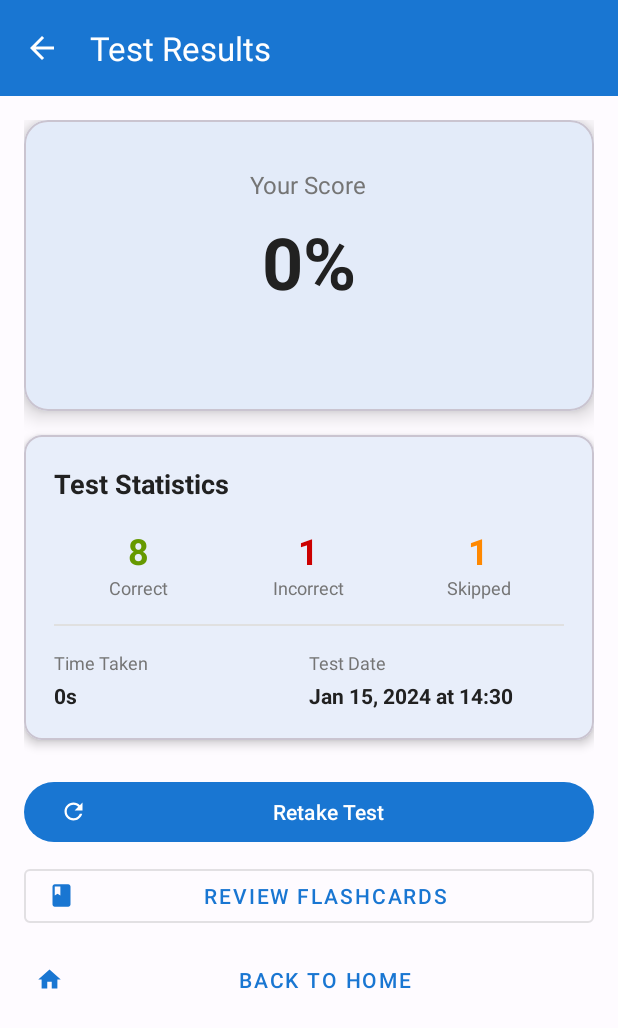
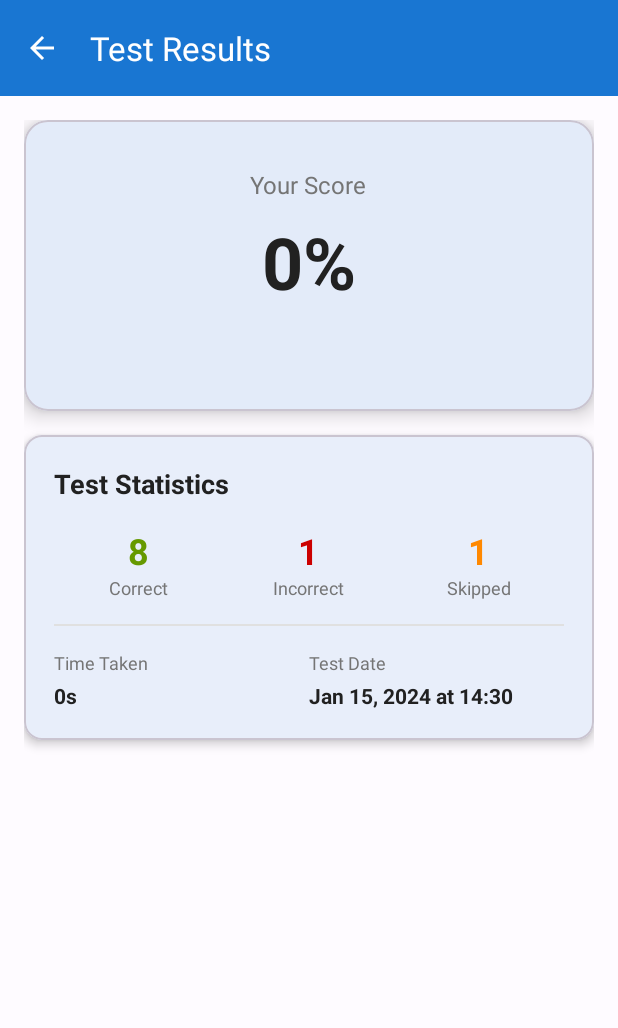
Before and after one commit to SonNVQ/android-quiz-app, an Android app: the TestResultActivity screen opened directly, with no data from a screen before it, on a phone screen of 412 x 824 dp. Shown: the top 1028 px of the screen. Run offline under Robolectric (Android 15) with nearby library versions, the phone set to English and light mode, and no system bars; 13 statements that could not run were skipped.

```diff
--- a/app/src/main/res/layout/activity_test_result.xml
+++ b/app/src/main/res/layout/activity_test_result.xml
@@ -352,6 +352,7 @@
                     android:layout_height="wrap_content"
                     android:layout_marginBottom="8dp"
                     android:text="Retake Test"
+                    android:visibility="invisible"
                     app:icon="@drawable/ic_refresh" />
 
                 <com.google.android.material.button.MaterialButton
@@ -361,6 +362,7 @@
                     android:layout_height="wrap_content"
                     android:layout_marginBottom="8dp"
                     android:text="Review Flashcards"
+                    android:visibility="invisible"
                     app:icon="@drawable/ic_book" />
 
                 <com.google.android.material.button.MaterialButton
@@ -369,6 +371,7 @@
                     android:layout_width="match_parent"
                     android:layout_height="wrap_content"
                     android:text="Back to Home"
+                    android:visibility="invisible"
                     app:icon="@drawable/ic_home" />
 
             </LinearLayout>
```
Also changed, not shown: app/src/main/java/app/quiz/ui/activities/FillInBlankQuizActivity.java (+14 -5 lines).
